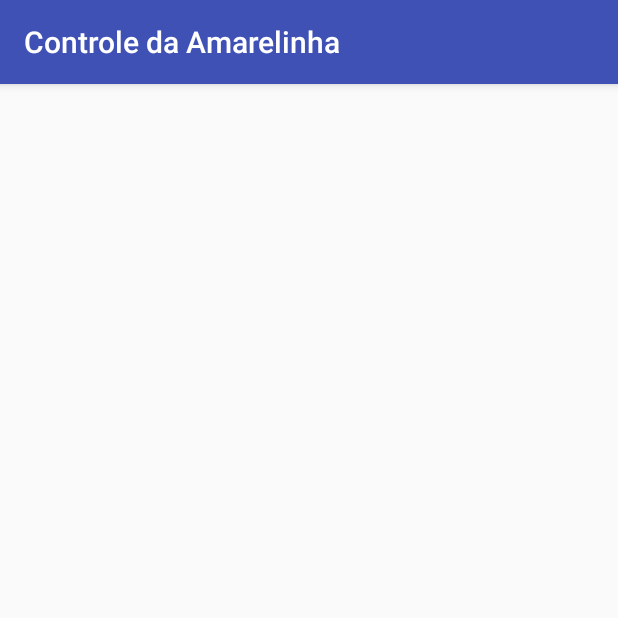
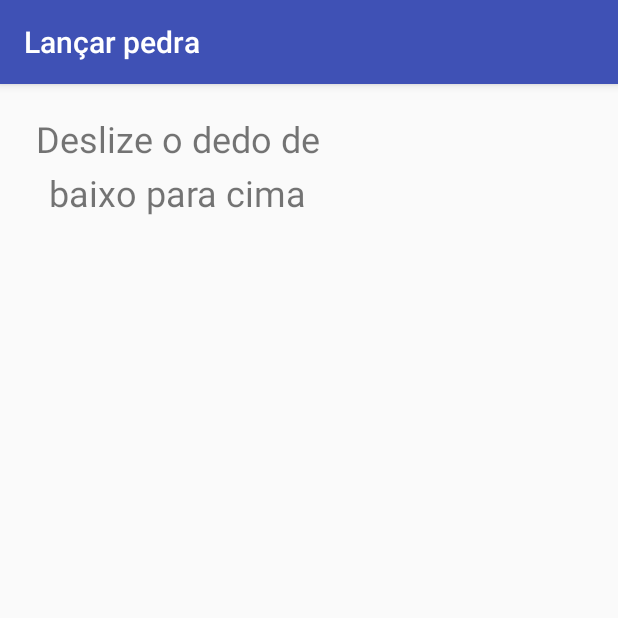
Before and after one commit to firebird-t/controle-amarelinha, an Android app: the RockReleaseActivity screen opened directly, with no data from a screen before it, on a phone screen of 412 x 824 dp, the top half of it. Run offline under Robolectric (Android 15) with nearby library versions, the phone set to English and light mode, and no system bars.

Commit message:
correção de bugs e implementação de recursos nas telas finais

```diff
--- a/app/src/main/java/app/leonardo/controle_amarelinha/InteractionActivity.java
+++ b/app/src/main/java/app/leonardo/controle_amarelinha/InteractionActivity.java
@@ -91,6 +91,7 @@
             @Override
             public void onClick(View v) {
                 Intent intent = new Intent(InteractionActivity.this,RockReleaseActivity.class);
+                bundle.putString("jogo_inter","rock");
                 intent.putExtras(bundle);
                 startActivity(intent);
             }
--- a/app/src/main/java/app/leonardo/controle_amarelinha/ShakeActivity.java
+++ b/app/src/main/java/app/leonardo/controle_amarelinha/ShakeActivity.java
@@ -22,6 +22,7 @@
     private TextView editText2;
     private TextView editText3;
     private Bundle bundle;
+    private long lastUpdate;
 
     @Override
     protected void onCreate(Bundle savedInstanceState) {
@@ -76,7 +77,12 @@
             //if( lock_ == true){
             //   testPosition();
             //}
+            long curTime = System.currentTimeMillis();
 
+            if ((curTime - lastUpdate) > 300) {
+                long diffTime = (curTime - lastUpdate);
+                lastUpdate = curTime;
+            }
         }
 
     }
--- a/app/src/main/res/layout/activity_rock_release.xml
+++ b/app/src/main/res/layout/activity_rock_release.xml
@@ -6,4 +6,16 @@
     android:layout_height="match_parent"
     tools:context="app.leonardo.controle_amarelinha.RockReleaseActivity">
 
+    <TextView
+        android:id="@+id/textView6"
+        android:layout_width="236dp"
+        android:layout_height="147dp"
+        android:lineSpacingExtra="8sp"
+        android:paddingTop="20sp"
+        android:text="Deslize o dedo de baixo para cima"
+        android:textAlignment="center"
+        android:textSize="24sp"
+        android:typeface="normal"
+        tools:layout_editor_absoluteX="74dp"
+        tools:layout_editor_absoluteY="148dp" />
 </android.support.constraint.ConstraintLayout>
--- a/app/src/main/res/values/strings.xml
+++ b/app/src/main/res/values/strings.xml
@@ -2,7 +2,7 @@
 <resources>
     <string name="app_name">Controle da Amarelinha</string>
     <string-array name="list_mode">
-        <item>Aleatório</item>
-        <item>Comum</item>
+        <item value="normal">Normal</item>
+        <item value="passo">Passo a Passo</item>
     </string-array>
 </resources>
```
Also changed, not shown: app/src/main/AndroidManifest.xml (+4 -3 lines), app/src/main/java/app/leonardo/controle_amarelinha/ButtonActionActivity.java (+37 -6 lines).
